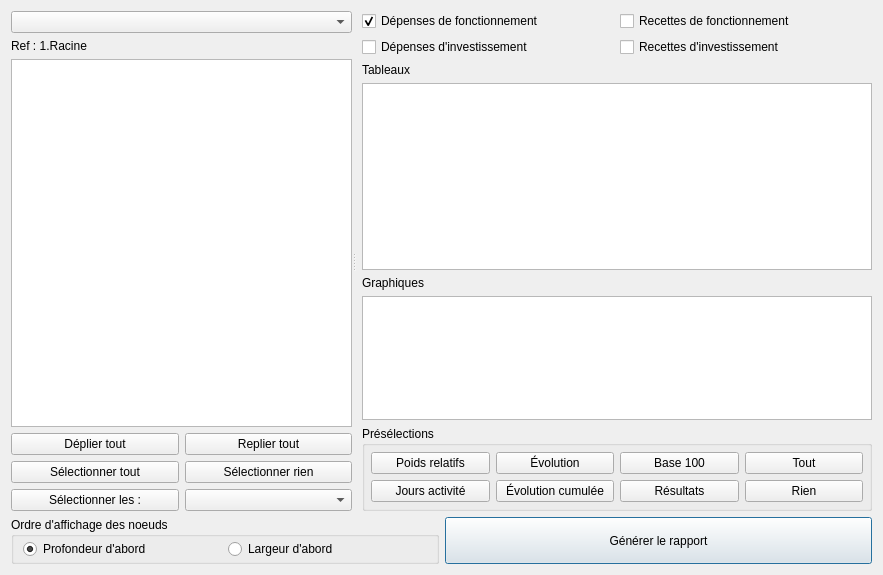
Old version of the form formauditreports.ui in the repository GiPiLab/ProtonClassicSuite.
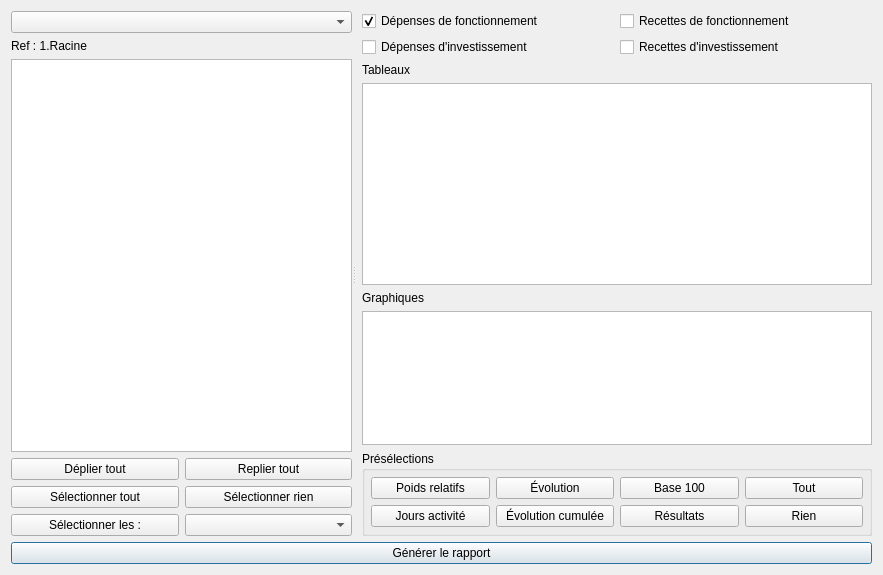
New version of the form. Icons and pictures are not drawn.

Patch:
```diff
--- a/formauditreports.ui
+++ b/formauditreports.ui
@@ -296,48 +296,7 @@
      </widget>
     </widget>
    </item>
-   <item row="2" column="0">
-    <widget class="QGroupBox" name="groupBoxTraversal">
-     <property name="whatsThis">
-      <string>&lt;html&gt;&lt;head/&gt;&lt;body&gt;&lt;p&gt;Ordre dans lequel les noeuds seront présentés à l'intérieur du rapport.&lt;/p&gt;&lt;/body&gt;&lt;/html&gt;</string>
-     </property>
-     <property name="title">
-      <string>Ordre d'affichage des noeuds</string>
-     </property>
-     <layout class="QHBoxLayout" name="horizontalLayout">
-      <property name="topMargin">
-       <number>2</number>
-      </property>
-      <property name="bottomMargin">
-       <number>2</number>
-      </property>
-      <item>
-       <widget class="QRadioButton" name="radioButtonDFS">
-        <property name="toolTip">
-         <string>&lt;html&gt;&lt;head/&gt;&lt;body&gt;&lt;p&gt;Si l'arbre est :&lt;/p&gt;&lt;p&gt;R&lt;/p&gt;&lt;p&gt;----A&lt;/p&gt;&lt;p&gt;---------A1&lt;/p&gt;&lt;p&gt;---------A2&lt;/p&gt;&lt;p&gt;----B&lt;/p&gt;&lt;p&gt;---------B1&lt;/p&gt;&lt;p&gt;---------B2&lt;/p&gt;&lt;p&gt;Le rapport contiendra dans cet ordre :&lt;/p&gt;&lt;p&gt;R, A, A1, A2, B, B1, B2&lt;/p&gt;&lt;/body&gt;&lt;/html&gt;</string>
-        </property>
-        <property name="text">
-         <string>Profondeur d'abord</string>
-        </property>
-        <property name="checked">
-         <bool>true</bool>
-        </property>
-       </widget>
-      </item>
-      <item>
-       <widget class="QRadioButton" name="radioButtonBFS">
-        <property name="toolTip">
-         <string>&lt;html&gt;&lt;head/&gt;&lt;body&gt;&lt;p&gt;Si l'arbre est :&lt;/p&gt;&lt;p&gt;R&lt;/p&gt;&lt;p&gt;----A&lt;/p&gt;&lt;p&gt;---------A1&lt;/p&gt;&lt;p&gt;---------A2&lt;/p&gt;&lt;p&gt;----B&lt;/p&gt;&lt;p&gt;---------B1&lt;/p&gt;&lt;p&gt;---------B2&lt;/p&gt;&lt;p&gt;Le rapport contiendra dans cet ordre :&lt;/p&gt;&lt;p&gt;R, A, B, A1, A2, B1, B2&lt;/p&gt;&lt;/body&gt;&lt;/html&gt;</string>
-        </property>
-        <property name="text">
-         <string>Largeur d'abord</string>
-        </property>
-       </widget>
-      </item>
-     </layout>
-    </widget>
-   </item>
-   <item row="2" column="1">
+   <item row="2" column="0" colspan="2">
     <widget class="QPushButton" name="saveButton">
      <property name="sizePolicy">
       <sizepolicy hsizetype="Minimum" vsizetype="Expanding">
```
Left out of the diff: 2 changed lines with no effect on the pictures.
